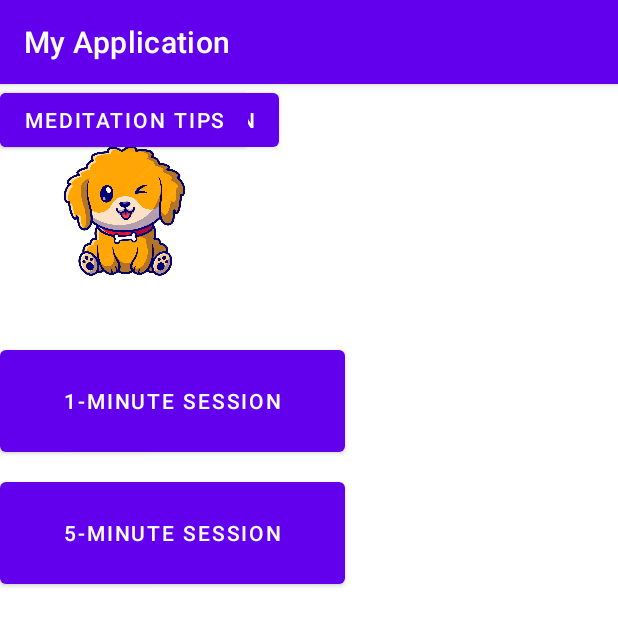
After one commit to ElineStehouwer/Onderzoek-me-pappie, an Android app: the MeditationOptions screen opened directly, with no data from a screen before it, on a phone screen of 412 x 824 dp. The commit adds this screen. Shown: the top 626 px of the screen. Run offline under Robolectric (Android 15) with nearby library versions, the phone set to English and light mode, and no system bars.

Commit message:
working on Project

```diff
--- /dev/null
+++ b/app/src/main/java/com/example/myapplication/MeditationOptions.java
@@ -0,0 +1,14 @@
+package com.example.myapplication;
+
+import androidx.appcompat.app.AppCompatActivity;
+
+import android.os.Bundle;
+
+public class MeditationOptions extends AppCompatActivity {
+
+    @Override
+    protected void onCreate(Bundle savedInstanceState) {
+        super.onCreate(savedInstanceState);
+        setContentView(R.layout.activity_meditation_options);
+    }
+}
--- /dev/null
+++ b/app/src/main/res/layout/activity_meditation_options.xml
@@ -0,0 +1,56 @@
+<?xml version="1.0" encoding="utf-8"?>
+<androidx.constraintlayout.widget.ConstraintLayout xmlns:android="http://schemas.android.com/apk/res/android"
+    xmlns:app="http://schemas.android.com/apk/res-auto"
+    xmlns:tools="http://schemas.android.com/tools"
+    android:layout_width="match_parent"
+    android:layout_height="match_parent"
+    tools:context=".MeditationOptions">
+
+    <Button
+        android:id="@+id/button7"
+        android:layout_width="wrap_content"
+        android:layout_height="wrap_content"
+        android:text="@string/meditation3"
+        tools:layout_editor_absoluteX="102dp"
+        tools:layout_editor_absoluteY="482dp" />
+
+    <Button
+        android:id="@+id/button5"
+        android:layout_width="230dp"
+        android:layout_height="80dp"
+        android:layout_marginTop="24dp"
+        android:text="@string/meditation1"
+        app:layout_constraintTop_toBottomOf="@+id/imageView3"
+        tools:layout_editor_absoluteX="81dp" />
+
+    <Button
+        android:id="@+id/button6"
+        android:layout_width="230dp"
+        android:layout_height="80dp"
+        android:layout_marginTop="8dp"
+        android:text="@string/meditation2"
+        app:layout_constraintEnd_toEndOf="@+id/button5"
+        app:layout_constraintHorizontal_bias="0.0"
+        app:layout_constraintStart_toStartOf="@+id/button5"
+        app:layout_constraintTop_toBottomOf="@+id/button5" />
+
+    <Button
+        android:id="@+id/button8"
+        android:layout_width="wrap_content"
+        android:layout_height="wrap_content"
+        android:text="@string/MeditationTip"
+        tools:layout_editor_absoluteX="126dp"
+        tools:layout_editor_absoluteY="602dp" />
+
+    <ImageView
+        android:id="@+id/imageView3"
+        android:layout_width="132dp"
+        android:layout_height="131dp"
+        android:layout_marginTop="16dp"
+        app:layout_constraintEnd_toEndOf="parent"
+        app:layout_constraintHorizontal_bias="0.061"
+        app:layout_constraintStart_toStartOf="parent"
+        app:layout_constraintTop_toTopOf="parent"
+        app:srcCompat="@drawable/puppy" />
+
+</androidx.constraintlayout.widget.ConstraintLayout>
--- a/app/src/main/res/values/strings.xml
+++ b/app/src/main/res/values/strings.xml
@@ -1,6 +1,11 @@
 <resources>
     <string name="app_name">My Application</string>
     <string name="link"><a href="http://www.psychologiepraktijk-vivir.nl">Website</a></string>
+    <string name="Medi">Meditation</string>
+    <string name="meditation1">1-Minute Session</string>
+    <string name="meditation2">5-Minute Session</string>
+    <string name="meditation3">10-Minute Session</string>
+    <string name="MeditationTip">Meditation Tips</string>
 
     <string-array name="names">
         <item>Vivi Luijckx</item>
```
Also changed, not shown: app/src/main/AndroidManifest.xml (+7 -1 lines), app/src/main/java/com/example/myapplication/StressNDepressedMenu.java (added, +22 -0 lines), app/src/main/res/layout/activity_stress_ndepressed_menu.xml (added, +21 -0 lines), app/src/main/res/drawable/puppy.jpg (added).
